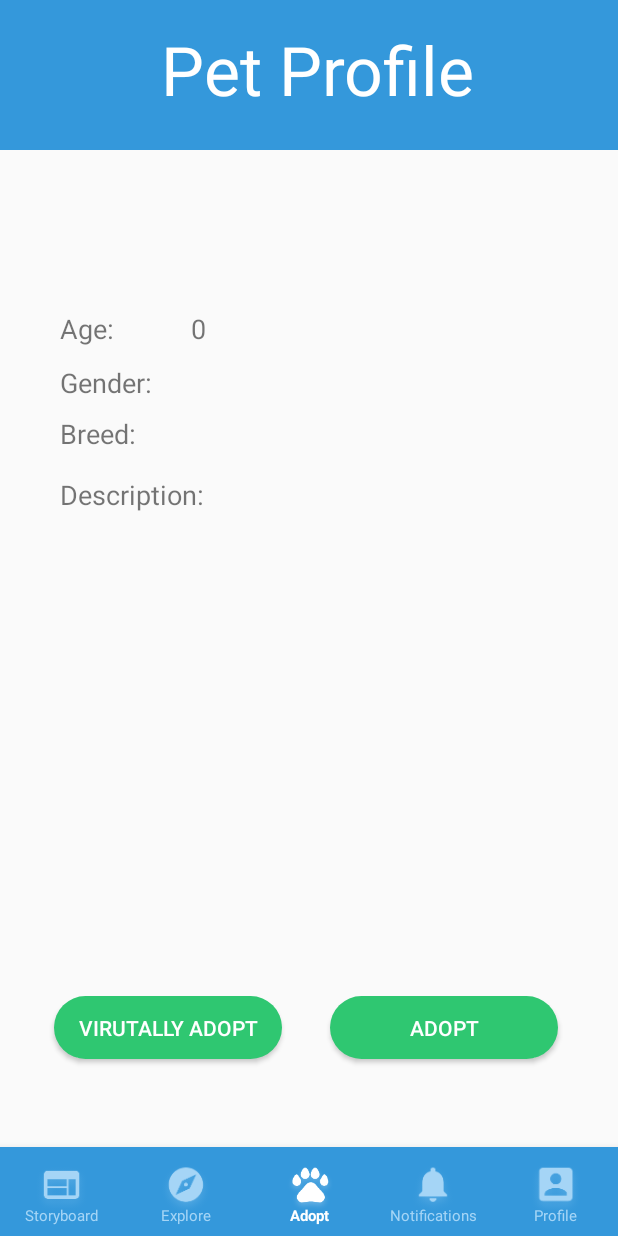
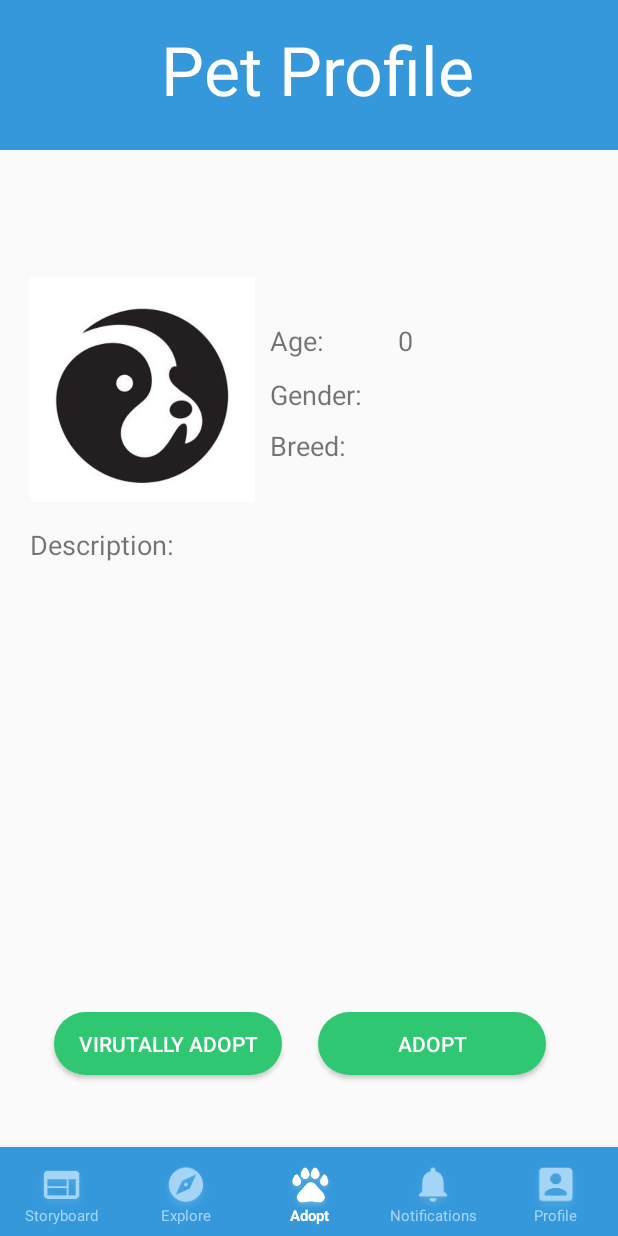
Before and after one commit to eshankd/GetPet, an Android app: the petprofileview screen opened directly, with no data from a screen before it, on a phone screen of 412 x 824 dp. Run offline under Robolectric (Android 15) with nearby library versions, the phone set to English and light mode, and no system bars; libraries missing offline, so code that uses them is left out: io.grpc.okhttp; Roboto replaces fonts that are not available here.

Commit message:
Changed Layout and small minor adjustments

```diff
--- a/app/src/main/java/com/example/getpet/PetObjectAdapter.java
+++ b/app/src/main/java/com/example/getpet/PetObjectAdapter.java
@@ -29,7 +29,7 @@ public class PetObjectAdapter extends ArrayAdapter<PetObject> {
         View listItem = convertView;
 
         if(listItem == null)
-            listItem = LayoutInflater.from(mContext).inflate(R.layout.dog_list_layout, parent, false);
+            listItem = LayoutInflater.from(mContext).inflate(R.layout.pet_list_layout, parent, false);
 
         PetObject currentPet = petObjectList.get(position);
 
--- a/app/src/main/java/com/example/getpet/PetsList.java
+++ b/app/src/main/java/com/example/getpet/PetsList.java
@@ -10,7 +10,6 @@ import android.view.MenuItem;
 import android.view.View;
 import android.widget.AdapterView;
 import android.widget.ListView;
-import android.widget.Toast;
 
 import com.google.android.gms.tasks.OnSuccessListener;
 import com.google.android.material.bottomnavigation.BottomNavigationView;
@@ -18,7 +17,6 @@ import com.google.firebase.firestore.DocumentSnapshot;
 import com.google.firebase.firestore.FirebaseFirestore;
 import com.google.firebase.firestore.QuerySnapshot;
 
-import java.io.File;
 import java.util.ArrayList;
 
 
@@ -40,7 +38,7 @@ public class PetsList extends AppCompatActivity {
     @Override
     protected void onCreate(Bundle savedInstanceState) {
         super.onCreate(savedInstanceState);
-        setContentView(R.layout.activity_dogs_list);
+        setContentView(R.layout.activity_pets_list);
 
         fStore = FirebaseFirestore.getInstance();
 
--- a/app/src/main/res/layout/activity_petprofileview.xml
+++ b/app/src/main/res/layout/activity_petprofileview.xml
@@ -6,6 +6,16 @@
     android:layout_height="match_parent"
     tools:context=".petprofileview">
 
+    <ImageView
+        android:id="@+id/petProfileImage"
+        android:layout_width="150dp"
+        android:layout_height="150dp"
+        android:layout_marginStart="20dp"
+        android:layout_marginTop="10dp"
+        android:background="@drawable/profilepic3"
+        app:layout_constraintStart_toStartOf="parent"
+        app:layout_constraintTop_toBottomOf="@id/petName" />
+
     <View
         android:id="@+id/textView15"
         android:layout_width="match_parent"
@@ -13,7 +23,7 @@
         android:background="#3498DB"
         app:layout_constraintBottom_toBottomOf="parent"
         app:layout_constraintEnd_toEndOf="parent"
-        app:layout_constraintHorizontal_bias="0.0"
+        app:layout_constraintHorizontal_bias="0.5"
         app:layout_constraintStart_toStartOf="parent"
         app:layout_constraintTop_toTopOf="parent"
         app:layout_constraintVertical_bias="0.0" />
@@ -36,64 +46,64 @@
         android:layout_width="wrap_content"
         android:layout_height="wrap_content"
         android:layout_marginTop="40dp"
-        android:layout_marginEnd="148dp"
         android:text="Pet Name"
         android:textSize="25dp"
         app:layout_constraintEnd_toEndOf="parent"
+        app:layout_constraintHorizontal_bias="0.501"
+        app:layout_constraintStart_toStartOf="parent"
         app:layout_constraintTop_toBottomOf="@+id/textView15" />
 
     <TextView
         android:id="@+id/textView17"
-        android:layout_width="wrap_content"
+        android:layout_width="65dp"
         android:layout_height="wrap_content"
-        android:layout_marginTop="32dp"
-        android:layout_marginEnd="336dp"
+        android:layout_marginStart="10dp"
+        android:layout_marginTop="40dp"
         android:text="Age:"
         android:textSize="18dp"
-        app:layout_constraintEnd_toEndOf="parent"
+        app:layout_constraintStart_toEndOf="@+id/petProfileImage"
         app:layout_constraintTop_toBottomOf="@+id/petName" />
 
     <TextView
         android:id="@+id/textView19"
         android:layout_width="wrap_content"
         android:layout_height="wrap_content"
+        android:layout_marginStart="20dp"
         android:layout_marginTop="16dp"
         android:text="Description:"
         android:textSize="18dp"
-        app:layout_constraintEnd_toEndOf="parent"
-        app:layout_constraintHorizontal_bias="0.126"
         app:layout_constraintStart_toStartOf="parent"
-        app:layout_constraintTop_toBottomOf="@+id/textView20" />
+        app:layout_constraintTop_toBottomOf="@+id/petProfileImage" />
 
     <TextView
         android:id="@+id/textView20"
-        android:layout_width="wrap_content"
+        android:layout_width="65dp"
         android:layout_height="wrap_content"
-        android:layout_marginStart="40dp"
+        android:layout_marginStart="10dp"
         android:layout_marginTop="9dp"
         android:text="@string/breed"
         android:textSize="18dp"
-        app:layout_constraintStart_toStartOf="parent"
+        app:layout_constraintStart_toEndOf="@+id/petProfileImage"
         app:layout_constraintTop_toBottomOf="@+id/textView21" />
 
     <TextView
         android:id="@+id/petProfilePetBreed"
         android:layout_width="67dp"
         android:layout_height="23dp"
-        android:layout_marginStart="36dp"
+        android:layout_marginStart="20dp"
         android:layout_marginTop="13dp"
         app:layout_constraintStart_toEndOf="@+id/textView20"
         app:layout_constraintTop_toBottomOf="@+id/petProfilePetGender" />
 
     <TextView
         android:id="@+id/textView21"
-        android:layout_width="wrap_content"
+        android:layout_width="65dp"
         android:layout_height="wrap_content"
-        android:layout_marginStart="40dp"
+        android:layout_marginStart="10dp"
         android:layout_marginTop="11dp"
-        android:text="Gender:"
+        android:text="@string/gender"
         android:textSize="18dp"
-        app:layout_constraintStart_toStartOf="parent"
+        app:layout_constraintStart_toEndOf="@+id/petProfileImage"
         app:layout_constraintTop_toBottomOf="@+id/textView17" />
 
     <TextView
@@ -112,20 +122,20 @@
         android:layout_gravity="start"
         android:background="#3498DB"
         app:flow_horizontalBias="0.5"
-        app:itemIconTint= "@drawable/bottom_navigation_selector"
-        app:itemTextColor= "@drawable/bottom_navigation_selector"
+        app:itemIconSize="40dp"
+        app:itemIconTint="@drawable/bottom_navigation_selector"
+        app:itemTextColor="@drawable/bottom_navigation_selector"
         app:labelVisibilityMode="labeled"
         app:layout_constraintBottom_toBottomOf="parent"
         app:layout_constraintStart_toStartOf="parent"
-        app:itemIconSize="40dp"
         app:menu="@menu/bottom_navbar_menu" />
 
     <TextView
         android:id="@+id/petProfilePetAge"
         android:layout_width="42dp"
         android:layout_height="23dp"
-        android:layout_marginStart="51dp"
-        android:layout_marginTop="32dp"
+        android:layout_marginStart="20dp"
+        android:layout_marginTop="40dp"
         android:textSize="18dp"
         app:layout_constraintStart_toEndOf="@+id/textView17"
         app:layout_constraintTop_toBottomOf="@+id/petName" />
@@ -135,30 +145,30 @@
         android:layout_width="152dp"
         android:layout_height="42dp"
         android:layout_marginStart="36dp"
-        android:layout_marginTop="92dp"
+        android:layout_marginBottom="48dp"
         android:background="@drawable/greenbuttondesign"
         android:text="Virutally Adopt"
         android:textColor="#FFFFFF"
-        app:layout_constraintStart_toStartOf="parent"
-        app:layout_constraintTop_toBottomOf="@+id/petDescription" />
+        app:layout_constraintBottom_toTopOf="@+id/bottom_navbar"
+        app:layout_constraintStart_toStartOf="parent" />
 
     <Button
         android:id="@+id/button8"
         android:layout_width="152dp"
         android:layout_height="42dp"
-        android:layout_marginTop="92dp"
-        android:layout_marginEnd="40dp"
+        android:layout_marginStart="24dp"
+        android:layout_marginBottom="48dp"
         android:background="@drawable/greenbuttondesign"
         android:text="Adopt"
         android:textColor="#FFFFFF"
-        app:layout_constraintEnd_toEndOf="parent"
-        app:layout_constraintTop_toBottomOf="@+id/petDescription" />
+        app:layout_constraintBottom_toTopOf="@+id/bottom_navbar"
+        app:layout_constraintStart_toEndOf="@+id/virtuallyadopt" />
 
     <TextView
         android:id="@+id/petProfilePetGender"
         android:layout_width="101dp"
         android:layout_height="21dp"
-        android:layout_marginStart="24dp"
+        android:layout_marginStart="20dp"
         android:layout_marginTop="12dp"
         app:layout_constraintStart_toEndOf="@+id/textView21"
         app:layout_constraintTop_toBottomOf="@+id/petProfilePetAge" />
```
Also changed, not shown: app/src/main/res/layout/activity_pets_list.xml (renamed from app/src/main/res/layout/activity_dogs_list.xml), app/src/main/res/layout/pet_list_layout.xml (renamed from app/src/main/res/layout/dog_list_layout.xml).
